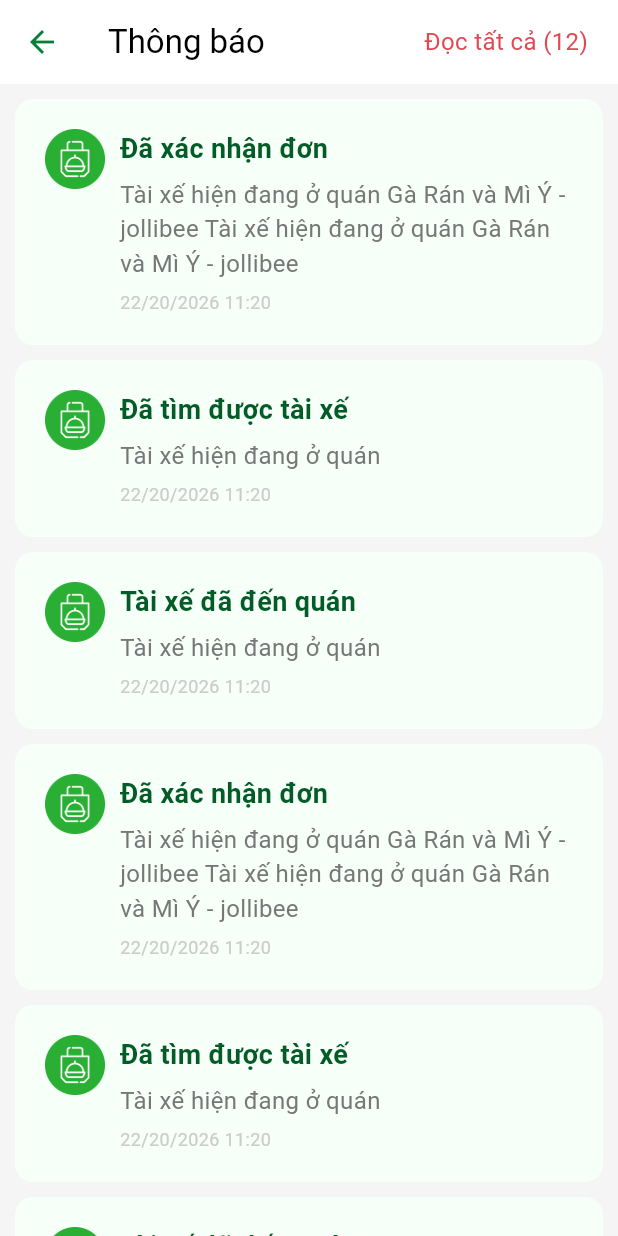
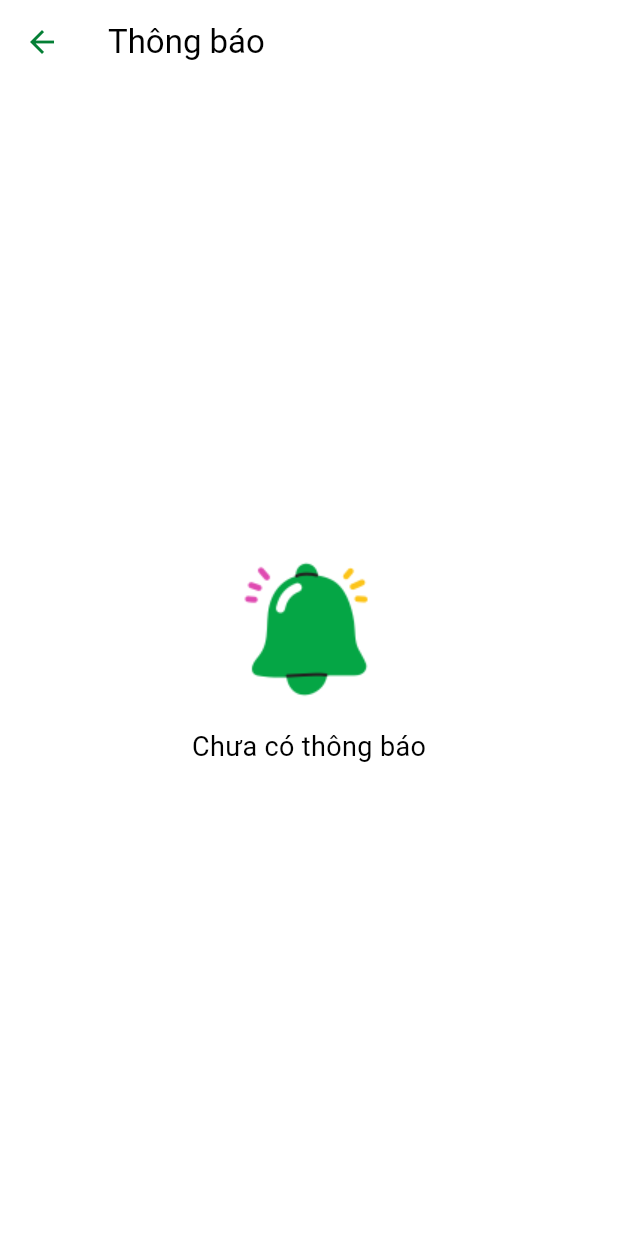
Before and after one commit to AnhHa03/YumGo, a Flutter app: the NotificationsScreen screen opened directly, on a phone screen of 412 x 824 dp. Run offline on Flutter 3.47's test engine with Material 3 defaults, Android fonts, the phone set to English and light mode, and no system bars; our stand-ins replace flutter_svg; network calls fail.

Commit message:
feat: add no notification widget

```diff
--- a/lib/core/theme/constants/app_images.dart
+++ b/lib/core/theme/constants/app_images.dart
@@ -22,4 +22,5 @@ class AppImages {
   static const String delivery_bike = 'assets/images/delivery_bike.png';
   static const String order_food = 'assets/images/order_food.png';
   static const String yumgo_logo = 'assets/images/yumgo_logo.png';
+  static const String non_notification = 'assets/images/non_notification.png';
 }
--- a/lib/features/notifications/data/fake_notification_list.dart
+++ b/lib/features/notifications/data/fake_notification_list.dart
@@ -2,80 +2,80 @@ import 'package:flutter/material.dart';
 import 'package:yumgo/models/notif.dart';
 
 final List<Notif> notifications = [
-  Notif(
-    id: "notif01",
-    title: "Đã xác nhận đơn",
-    message:
-        "Tài xế hiện đang ở quán Gà Rán và Mì Ý - jollibee Tài xế hiện đang ở quán Gà Rán và Mì Ý - jollibee ",
-    createdAt: DateTime.parse('2026-08-22 11:20'),
-  ),
-  Notif(
-    id: "notif02",
-    title: "Đã tìm được tài xế",
-    message: "Tài xế hiện đang ở quán",
-    createdAt: DateTime.parse('2026-08-22 11:20'),
-  ),
-  Notif(
-    id: "notif03",
-    title: "Tài xế đã đến quán",
-    message: "Tài xế hiện đang ở quán",
-    createdAt: DateTime.parse('2026-08-22 11:20'),
-  ),
-  Notif(
-    id: "notif01",
-    title: "Đã xác nhận đơn",
-    message:
-        "Tài xế hiện đang ở quán Gà Rán và Mì Ý - jollibee Tài xế hiện đang ở quán Gà Rán và Mì Ý - jollibee ",
-    createdAt: DateTime.parse('2026-08-22 11:20'),
-  ),
-  Notif(
-    id: "notif02",
-    title: "Đã tìm được tài xế",
-    message: "Tài xế hiện đang ở quán",
-    createdAt: DateTime.parse('2026-08-22 11:20'),
-  ),
-  Notif(
-    id: "notif03",
-    title: "Tài xế đã đến quán",
-    message: "Tài xế hiện đang ở quán",
-    createdAt: DateTime.parse('2026-08-22 11:20'),
-  ),
-  Notif(
-    id: "notif01",
-    title: "Đã xác nhận đơn",
-    message:
-        "Tài xế hiện đang ở quán Gà Rán và Mì Ý - jollibee Tài xế hiện đang ở quán Gà Rán và Mì Ý - jollibee ",
-    createdAt: DateTime.parse('2026-08-22 11:20'),
-  ),
-  Notif(
-    id: "notif02",
-    title: "Đã tìm được tài xế",
-    message: "Tài xế hiện đang ở quán",
-    createdAt: DateTime.parse('2026-08-22 11:20'),
-  ),
-  Notif(
-    id: "notif03",
-    title: "Tài xế đã đến quán",
-    message: "Tài xế hiện đang ở quán",
-    createdAt: DateTime.parse('2026-08-22 11:20'),
-  ),
-  Notif(
-    id: "notif01",
-    title: "Đã xác nhận đơn",
-    message:
-        "Tài xế hiện đang ở quán Gà Rán và Mì Ý - jollibee Tài xế hiện đang ở quán Gà Rán và Mì Ý - jollibee ",
-    createdAt: DateTime.parse('2026-08-22 11:20'),
-  ),
-  Notif(
-    id: "notif02",
-    title: "Đã tìm được tài xế",
-    message: "Tài xế hiện đang ở quán",
-    createdAt: DateTime.parse('2026-08-22 11:20'),
-  ),
-  Notif(
-    id: "notif03",
-    title: "Tài xế đã đến quán",
-    message: "Tài xế hiện đang ở quán",
-    createdAt: DateTime.parse('2026-08-22 11:20'),
-  ),
+  // Notif(
+  //   id: "notif01",
+  //   title: "Đã xác nhận đơn",
+  //   message:
+  //       "Tài xế hiện đang ở quán Gà Rán và Mì Ý - jollibee Tài xế hiện đang ở quán Gà Rán và Mì Ý - jollibee ",
+  //   createdAt: DateTime.parse('2026-08-22 11:20'),
+  // ),
+  // Notif(
+  //   id: "notif02",
+  //   title: "Đã tìm được tài xế",
+  //   message: "Tài xế hiện đang ở quán",
+  //   createdAt: DateTime.parse('2026-08-22 11:20'),
+  // ),
+  // Notif(
+  //   id: "notif03",
+  //   title: "Tài xế đã đến quán",
+  //   message: "Tài xế hiện đang ở quán",
+  //   createdAt: DateTime.parse('2026-08-22 11:20'),
+  // ),
+  // Notif(
+  //   id: "notif01",
+  //   title: "Đã xác nhận đơn",
+  //   message:
+  //       "Tài xế hiện đang ở quán Gà Rán và Mì Ý - jollibee Tài xế hiện đang ở quán Gà Rán và Mì Ý - jollibee ",
+  //   createdAt: DateTime.parse('2026-08-22 11:20'),
+  // ),
+  // Notif(
+  //   id: "notif02",
+  //   title: "Đã tìm được tài xế",
+  //   message: "Tài xế hiện đang ở quán",
+  //   createdAt: DateTime.parse('2026-08-22 11:20'),
+  // ),
+  // Notif(
+  //   id: "notif03",
+  //   title: "Tài xế đã đến quán",
+  //   message: "Tài xế hiện đang ở quán",
+  //   createdAt: DateTime.parse('2026-08-22 11:20'),
+  // ),
+  // Notif(
+  //   id: "notif01",
+  //   title: "Đã xác nhận đơn",
+  //   message:
+  //       "Tài xế hiện đang ở quán Gà Rán và Mì Ý - jollibee Tài xế hiện đang ở quán Gà Rán và Mì Ý - jollibee ",
+  //   createdAt: DateTime.parse('2026-08-22 11:20'),
+  // ),
+  // Notif(
+  //   id: "notif02",
+  //   title: "Đã tìm được tài xế",
+  //   message: "Tài xế hiện đang ở quán",
+  //   createdAt: DateTime.parse('2026-08-22 11:20'),
+  // ),
+  // Notif(
+  //   id: "notif03",
+  //   title: "Tài xế đã đến quán",
+  //   message: "Tài xế hiện đang ở quán",
+  //   createdAt: DateTime.parse('2026-08-22 11:20'),
+  // ),
+  // Notif(
+  //   id: "notif01",
+  //   title: "Đã xác nhận đơn",
+  //   message:
+  //       "Tài xế hiện đang ở quán Gà Rán và Mì Ý - jollibee Tài xế hiện đang ở quán Gà Rán và Mì Ý - jollibee ",
+  //   createdAt: DateTime.parse('2026-08-22 11:20'),
+  // ),
+  // Notif(
+  //   id: "notif02",
+  //   title: "Đã tìm được tài xế",
+  //   message: "Tài xế hiện đang ở quán",
+  //   createdAt: DateTime.parse('2026-08-22 11:20'),
+  // ),
+  // Notif(
+  //   id: "notif03",
+  //   title: "Tài xế đã đến quán",
+  //   message: "Tài xế hiện đang ở quán",
+  //   createdAt: DateTime.parse('2026-08-22 11:20'),
+  // ),
 ];
--- a/lib/features/notifications/ui/notifications_screen.dart
+++ b/lib/features/notifications/ui/notifications_screen.dart
@@ -1,6 +1,7 @@
 import 'package:flutter/material.dart';
 import 'package:yumgo/core/theme/app_colors.dart';
 import 'package:yumgo/core/theme/constants/app_icons.dart';
+import 'package:yumgo/core/theme/constants/app_images.dart';
 import 'package:yumgo/features/notifications/data/fake_notification_list.dart';
 import 'package:yumgo/features/notifications/widgets/notification_item.dart';
 import 'package:yumgo/features/orders/ui/order_detail_screen.dart';
@@ -48,7 +49,29 @@ class _NotificationsScreenState extends State<NotificationsScreen> {
             ),
         ],
       ),
-      body: Container(
+      body: (notifications.isEmpty)
+          ? Center(
+              child: Column(
+                mainAxisSize: MainAxisSize.min,
+                children: [
+                  Image.asset(
+                    AppImages.non_notification,
+                    height: 100,
+                    width: 100,
+                  ),
+                  SizedBox(height: 16),
+                  Text(
+                    "Chưa có thông báo",
+                    style: TextStyle(
+                      color: AppColors.black,
+                      fontSize: 18,
+                      fontWeight: FontWeight.w400,
+                    ),
+                  ),
+                ],
+              ),
+            )
+          : Container(
               decoration: BoxDecoration(color: AppColors.backgroundGrey),
               child: ListView.builder(
                 itemCount: _notifications.length,
```
Also changed, not shown: assets/images/non_notification.png (added). Lines whose indentation alone changed are shown as unchanged.
